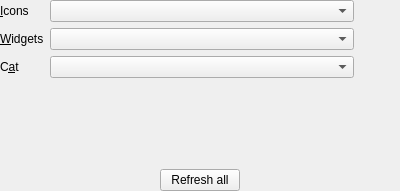
The window that launcher/ui/widgets/ThemeCustomizationWidget.ui (FreesmTeam/FreesmLauncher) describes before a commit, drawn with Qt 5.
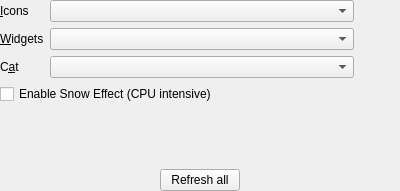
The same window after the commit. Icons and pictures are not drawn.

Commit message: feat(snow): add snow (#51)

```diff
--- a/launcher/ui/widgets/ThemeCustomizationWidget.ui
+++ b/launcher/ui/widgets/ThemeCustomizationWidget.ui
@@ -166,6 +166,13 @@
        </item>
       </layout>
      </item>
+          <item row="3" column="0" colspan="2">
+            <widget class="QCheckBox" name="snowCheckBox">
+              <property name="text">
+                <string>Enable Snow Effect (CPU intensive)</string>
+              </property>
+            </widget>
+          </item>
     </layout>
    </item>
    <item>
```
Left out of the diff: 22 changed lines with no effect on the pictures. Lines whose indentation alone changed are shown as unchanged. The commit also changes 7 other files.
